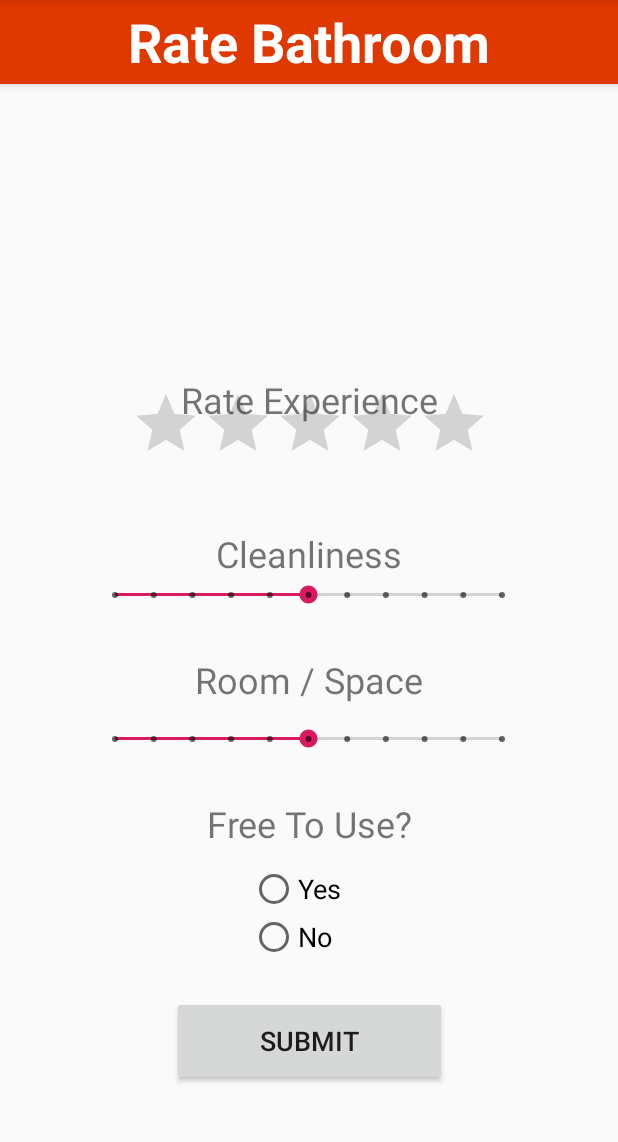
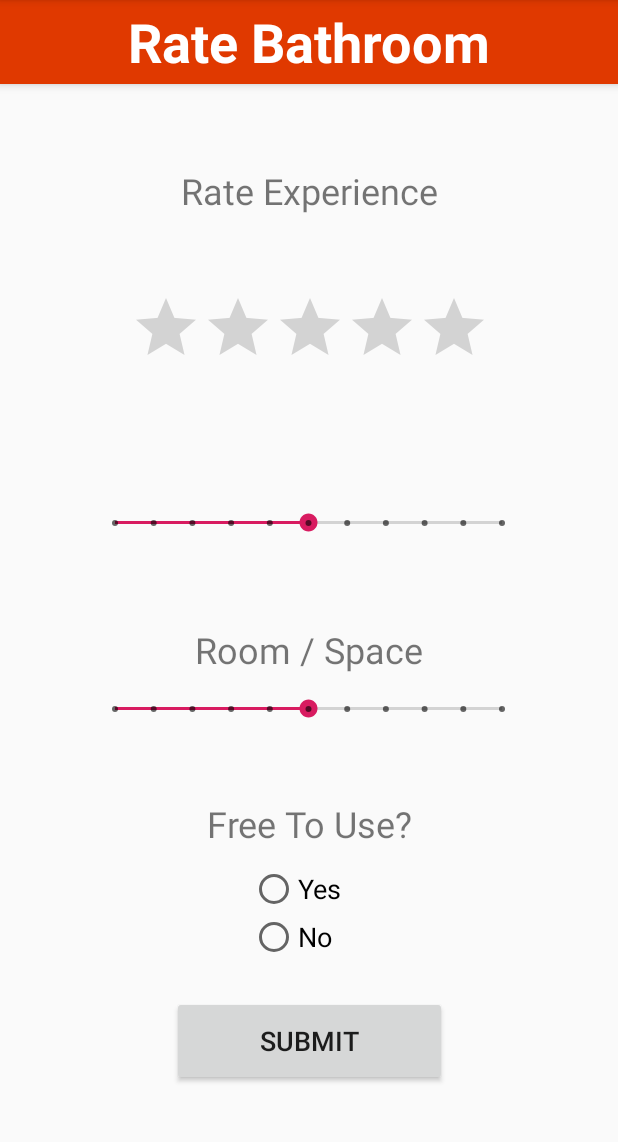
Before and after one commit to ariannakan/Got2GoApp, an Android app: the RatingActivity screen opened directly, with no data from a screen before it, on a phone screen of 412 x 824 dp, the part 84-1226 px from its top. Run offline under Robolectric (Android 15) with nearby library versions, the phone set to English and light mode, and no system bars.

Commit message:
Changed to Pixel XL

```diff
--- a/app/src/main/res/layout/activity_rating.xml
+++ b/app/src/main/res/layout/activity_rating.xml
@@ -18,7 +18,7 @@
             android:id="@+id/textView5"
             android:layout_width="241dp"
             android:layout_height="38dp"
-            android:layout_marginBottom="296dp"
+            android:layout_marginBottom="316dp"
             android:gravity="center"
             android:text="Room / Space"
             android:textSize="24sp"
@@ -43,19 +43,19 @@
             style="@style/Widget.AppCompat.SeekBar.Discrete"
             android:layout_width="290dp"
             android:layout_height="38dp"
-            android:layout_marginBottom="256dp"
+            android:layout_marginBottom="276dp"
             android:max="10"
             android:progress="5"
             app:layout_constraintBottom_toBottomOf="parent"
             app:layout_constraintEnd_toEndOf="parent"
-            app:layout_constraintHorizontal_bias="0.497"
+            app:layout_constraintHorizontal_bias="0.495"
             app:layout_constraintStart_toStartOf="parent" />
 
         <RatingBar
             android:id="@+id/ratingBar3"
             android:layout_width="wrap_content"
             android:layout_height="wrap_content"
-            android:layout_marginBottom="452dp"
+            android:layout_marginBottom="516dp"
             android:numStars="5"
             android:rating="0"
             app:layout_constraintBottom_toBottomOf="parent"
@@ -72,22 +72,21 @@
             android:textSize="24sp"
             app:layout_constraintBottom_toBottomOf="parent"
             app:layout_constraintEnd_toEndOf="parent"
-            app:layout_constraintHorizontal_bias="0.5"
             app:layout_constraintStart_toStartOf="parent"
             app:layout_constraintTop_toTopOf="parent"
-            app:layout_constraintVertical_bias="0.339" />
+            app:layout_constraintVertical_bias="0.148" />
 
         <SeekBar
             android:id="@+id/seekBar2"
             style="@style/Widget.AppCompat.SeekBar.Discrete"
             android:layout_width="290dp"
             android:layout_height="38dp"
-            android:layout_marginBottom="352dp"
+            android:layout_marginBottom="400dp"
             android:max="10"
             android:progress="5"
             app:layout_constraintBottom_toBottomOf="parent"
             app:layout_constraintEnd_toEndOf="parent"
-            app:layout_constraintHorizontal_bias="0.497"
+            app:layout_constraintHorizontal_bias="0.495"
             app:layout_constraintStart_toStartOf="parent" />
 
         <RadioGroup
@@ -130,13 +129,23 @@
             android:layout_width="480dp"
             android:layout_height="190dp"
             android:layout_marginBottom="581dp"
+            android:background="@drawable/back"
             android:text="Bathroom Details"
-            android:background="@drawable/back"
             android:textSize="24sp"
             app:layout_constraintBottom_toBottomOf="parent"
             app:layout_constraintEnd_toEndOf="parent"
             app:layout_constraintHorizontal_bias="0.5"
             app:layout_constraintStart_toStartOf="parent" />
+
+        <TextView
+            android:id="@+id/textView4"
+            android:layout_width="241dp"
+            android:layout_height="38dp"
+            android:gravity="center"
+            android:text="Cleanliness"
+            android:textSize="24sp"
+            tools:layout_editor_absoluteX="87dp"
+            tools:layout_editor_absoluteY="253dp" />
 
     </androidx.constraintlayout.widget.ConstraintLayout>
 
@@ -174,16 +183,5 @@
         </com.google.android.material.appbar.CollapsingToolbarLayout>
     </com.google.android.material.appbar.AppBarLayout>
 
-    <TextView
-        android:id="@+id/textView4"
-        android:layout_width="241dp"
-        android:layout_height="38dp"
-        android:layout_marginBottom="380dp"
-        android:gravity="center"
-        android:text="Cleanliness"
-        android:textSize="24sp"
-        app:layout_anchor="@+id/constraintLayout"
-        app:layout_anchorGravity="center" />
-
 
 </androidx.coordinatorlayout.widget.CoordinatorLayout>
```
